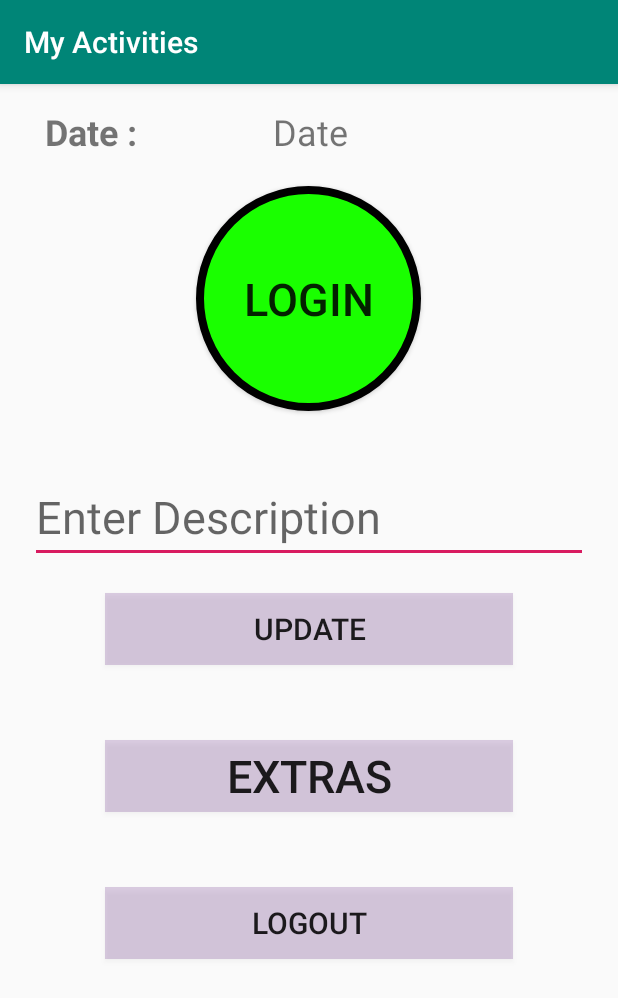
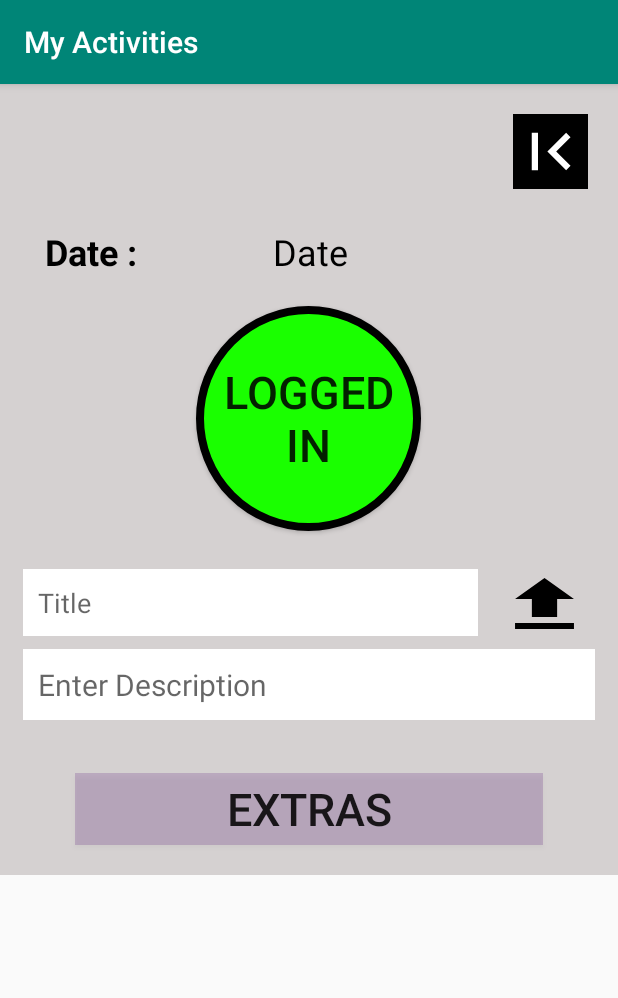
Before and after one commit to glen33lobo/EmployeeApp, an Android app: the Employee_Main screen opened directly, with no data from a screen before it, on a phone screen of 412 x 824 dp. Shown: the top 998 px of the screen. Run offline under Robolectric (Android 15) with nearby library versions, the phone set to English and light mode, and no system bars; our stand-ins replace Volley; network calls fail.

Commit message:
next step - change logout to toolbar

```diff
--- /dev/null
+++ b/app/src/main/res/drawable/ic_file_upload_black_24dp.xml
@@ -0,0 +1,9 @@
+<vector xmlns:android="http://schemas.android.com/apk/res/android"
+        android:width="24dp"
+        android:height="24dp"
+        android:viewportWidth="24.0"
+        android:viewportHeight="24.0">
+    <path
+        android:fillColor="#FF000000"
+        android:pathData="M9,16h6v-6h4l-7,-7 -7,7h4zM5,18h14v2L5,20z"/>
+</vector>
--- /dev/null
+++ b/app/src/main/res/drawable/ic_first_page_black_24dp.xml
@@ -0,0 +1,5 @@
+<vector android:height="24dp" android:tint="#FFFFFF"
+    android:viewportHeight="24.0" android:viewportWidth="24.0"
+    android:width="24dp" xmlns:android="http://schemas.android.com/apk/res/android">
+    <path android:fillColor="#FF000000" android:pathData="M18.41,16.59L13.82,12l4.59,-4.59L17,6l-6,6 6,6zM6,6h2v12H6z"/>
+</vector>
--- a/app/src/main/res/layout/activity_employee__main.xml
+++ b/app/src/main/res/layout/activity_employee__main.xml
@@ -1,12 +1,33 @@
 <?xml version="1.0" encoding="utf-8"?>
-<RelativeLayout xmlns:android="http://schemas.android.com/apk/res/android"
+
+<ScrollView
+    xmlns:android="http://schemas.android.com/apk/res/android"
     xmlns:app="http://schemas.android.com/apk/res-auto"
     xmlns:tools="http://schemas.android.com/tools"
+    tools:context=".Employee_Main"
+    android:layout_width="match_parent"
+    android:layout_height="match_parent"
+    >
+<RelativeLayout
     android:layout_width="match_parent"
     android:layout_height="match_parent"
     android:orientation="vertical"
-    tools:context=".Employee_Main"
+    android:background="#D5D1D1"
     android:id="@+id/linearLayoutid">
+
+    <ImageButton
+        android:layout_width="50dp"
+        android:layout_height="50dp"
+        android:textSize="20dp"
+        android:src="@drawable/ic_first_page_black_24dp"
+        android:scaleType="centerCrop"
+        android:background="#000000"
+        android:layout_alignParentRight="true"
+        android:id="@+id/logout"
+        android:layout_marginTop="20dp"
+        android:layout_marginRight="20dp"
+        />
+
 
     <TextView
         android:layout_width="122dp"
@@ -14,26 +35,30 @@
         android:text="Date :"
         android:textStyle="bold"
         android:id="@+id/d1"
-        android:layout_marginTop="15dp"
+        android:textColor="#000000"
+        android:layout_marginTop="25dp"
         android:layout_marginLeft="30dp"
-        android:textSize="24sp" />
+        android:textSize="24sp"
+        android:layout_below="@id/logout"/>
 
     <TextView
         android:layout_width="wrap_content"
         android:layout_height="wrap_content"
         android:text="Date"
+        android:textColor="#000000"
         android:id="@+id/dateId"
-        android:layout_marginTop="15dp"
+        android:layout_marginTop="25dp"
         android:layout_marginLeft="30dp"
         android:textSize="24sp"
-        android:layout_toRightOf="@id/d1"/>
+        android:layout_toRightOf="@id/d1"
+        android:layout_below="@id/logout"/>
 
 
     <Button
         android:layout_width="150dp"
         android:layout_height="150dp"
         android:background="@drawable/circle"
-        android:text="LOGIN"
+        android:text="LOGGED\nIN"
         android:textSize="30sp"
         android:layout_margin="20dp"
 
@@ -43,24 +68,48 @@
 
 
 <!--<android:onClick="loginout"-->
+    <LinearLayout
+        android:layout_width="match_parent"
+        android:layout_height="wrap_content"
+        android:layout_below="@id/loginout"
+        android:id="@+id/ll1"
+        android:orientation="horizontal"
+        android:layout_marginLeft="10dp"
+        android:layout_marginRight="10dp">
+
+        <EditText
+            android:layout_width="match_parent"
+            android:layout_height="wrap_content"
+            android:layout_margin="5dp"
+            android:layout_weight="1"
+            android:hint="Title"
+            android:padding="10dp"
+            android:background="#FFFFFF"/>
+
+        <Button
+            android:layout_width="match_parent"
+            android:layout_height="wrap_content"
+            android:layout_margin="5dp"
+            android:layout_weight="4"
+            android:padding="10dp"
+            android:id="@+id/update_desc"
+            android:background="@drawable/ic_file_upload_black_24dp"
+             />
+    </LinearLayout>
+
 
     <EditText
         android:layout_width="match_parent"
         android:layout_height="wrap_content"
         android:id="@+id/Desciption"
-        android:textSize="30sp"
+        android:textSize="20sp"
         android:hint="Enter Description"
-        android:layout_margin="20dp"
-        android:layout_below="@id/loginout"/>
-    <Button
-        android:layout_width="match_parent"
-        android:layout_height="wrap_content"
-        android:text="update"
-        android:textSize="20dp"
-        android:background="#3517"
-        android:layout_below="@id/Desciption"
-        android:layout_marginHorizontal="70dp"
-        android:id="@+id/update_desc"/>
+        android:background="#FFFFFF"
+        android:padding="10dp"
+        android:layout_marginLeft="15dp"
+        android:layout_marginRight="15dp"
+        android:layout_below="@id/ll1"
+        android:layout_marginBottom="15dp"/>
 
     <Button
         android:layout_width="match_parent"
@@ -68,19 +117,11 @@
         android:text="extras"
         android:textSize="30dp"
         android:background="#3517"
-        android:layout_marginVertical="50dp"
-        android:layout_marginHorizontal="70dp"
+        android:layout_marginVertical="20dp"
+        android:layout_marginHorizontal="50dp"
         android:id="@+id/upload"
-        android:layout_below="@id/update_desc"/>
-
-    <Button
-        android:layout_width="match_parent"
-        android:layout_height="wrap_content"
-        android:text="logout"
-        android:textSize="20dp"
-        android:background="#3517"
-        android:layout_marginHorizontal="70dp"
-        android:id="@+id/logout"
-        android:layout_below="@id/upload"/>
+        android:layout_below="@id/Desciption"/>
 
 </RelativeLayout>
+
+</ScrollView>
```
Also changed, not shown: app/src/main/AndroidManifest.xml (+6 -1 lines), app/src/main/java/com/example/android/employeeapp/Employee_Main.java (+119 -28 lines), app/src/main/java/com/example/android/employeeapp/ServiceClass.java (+6 -5 lines).
